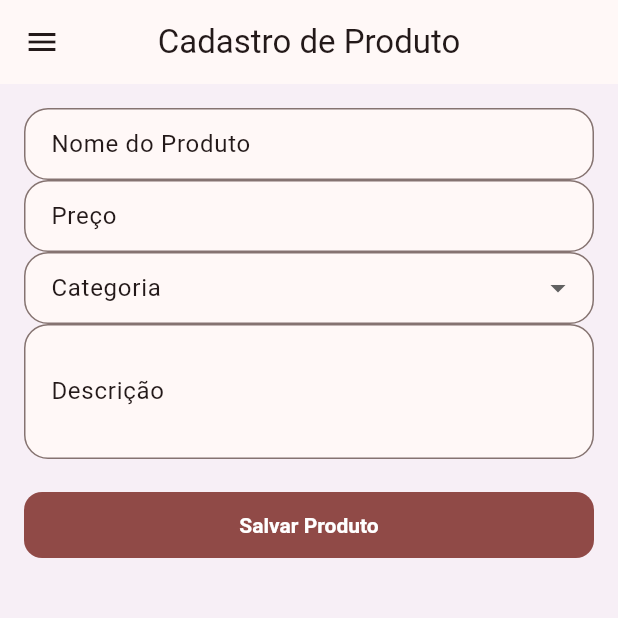
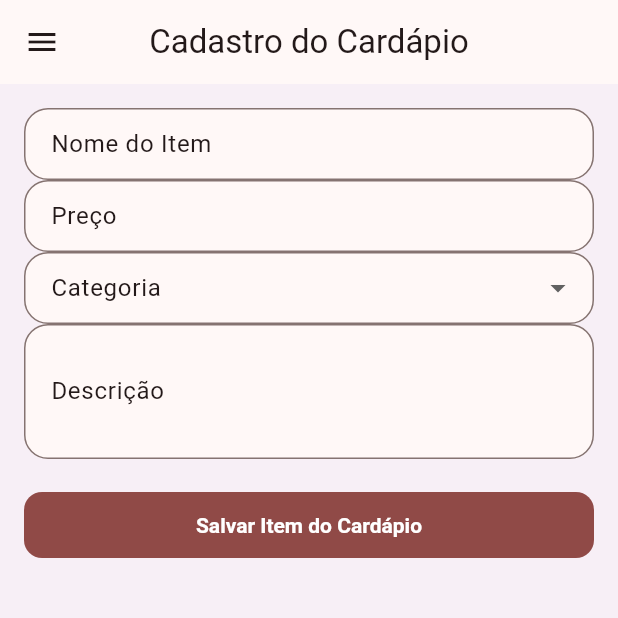
Before and after one commit to YasminFerreira0/MyFoodBusiness, a Flutter app: the screen it shows after launch, after a tap on the "food bank" icon, on a phone screen of 412 x 824 dp, the top half of it. Run offline on Flutter 3.47's test engine with Material 3 defaults, Android fonts, the phone set to English and light mode, and no system bars; our stand-ins replace flutter_svg, sqflite; accounts and stored records are empty.

Commit message:
[002] - aprimorando seleção de itens no cadastro de pedido - yasmin

```diff
--- a/lib/models/produto.dart
+++ b/lib/models/produto.dart
@@ -34,4 +34,11 @@ class Produto {
       descricao: map["descricao"]
     );
   }
+
+  Produto.empty()
+      : id = 0,
+        nome = '',
+        preco = 0.0,
+        categoria = CategoriaProduto.outro,
+        descricao = null;
 }
--- a/lib/views/drawer/app_drawer.dart
+++ b/lib/views/drawer/app_drawer.dart
@@ -34,21 +34,11 @@ class MeuDrawer extends Drawer {
           ),
           ListTile(
             leading: Icon(Icons.person_add),
-            title: Text('Cadastro de Cliente'),
+            title: Text('Cadastro de Funcionarios'),
             onTap: () {
               Navigator.push(
                 context,
                 MaterialPageRoute(builder: (context) => CadastroCliente()),
-              );
-            },
-          ),
-          ListTile(
-            leading: Icon(Icons.inventory),
-            title: Text('Cadastro de Produto'),
-            onTap: () {
-              Navigator.push(
-                context,
-                MaterialPageRoute(builder: (context) => CadastroProduto()),
               );
             },
           ),
@@ -70,8 +60,18 @@ class MeuDrawer extends Drawer {
             },
           ),
           ListTile(
+            leading: Icon(Icons.inventory),
+            title: Text('Cadastro do Cardápio'),
+            onTap: () {
+              Navigator.push(
+                context,
+                MaterialPageRoute(builder: (context) => CadastroProduto()),
+              );
+            },
+          ),
+          ListTile(
             leading: Icon(Icons.list),
-            title: Text('Listagem de Produtos'),
+            title: Text('Cardápio'),
             onTap: () {
               Navigator.push(context, MaterialPageRoute(builder: (context) => ProdutoListPage()));
             },
--- a/lib/views/pages/cadastro_cliente.dart
+++ b/lib/views/pages/cadastro_cliente.dart
@@ -42,7 +42,7 @@ class _CadastroClienteState extends State<CadastroCliente> {
   @override
   Widget build(BuildContext context) {
     return Scaffold(
-      appBar: AppBar(title: const Text('Cadastro de Cliente')),
+      appBar: AppBar(title: const Text('Cadastro de Funcionarios')),
       drawer: MeuDrawer(),
       body: Form(
         key: _formKey,
--- a/lib/views/pages/cadastro_produto.dart
+++ b/lib/views/pages/cadastro_produto.dart
@@ -36,7 +36,7 @@ class _CadastroProdutoState extends State<CadastroProduto> {
       await _produtoController.insert(produto);
 
       ScaffoldMessenger.of(context).showSnackBar(
-        const SnackBar(content: Text('Produto cadastrado com sucesso!')),
+        const SnackBar(content: Text('Item cadastrado com sucesso!')),
       );
 
       // Reseta o formulário (para limpar validações)
@@ -60,7 +60,7 @@ class _CadastroProdutoState extends State<CadastroProduto> {
   @override
   Widget build(BuildContext context) {
     return Scaffold(
-      appBar: AppBar(title: const Text('Cadastro de Produto')),
+      appBar: AppBar(title: const Text('Cadastro do Cardápio')),
       drawer: MeuDrawer(),
       body: Padding(
         padding: const EdgeInsets.all(16.0),
@@ -70,10 +70,10 @@ class _CadastroProdutoState extends State<CadastroProduto> {
             children: <Widget>[
               TextFormField(
                 controller: _nomeController,
-                decoration: const InputDecoration(labelText: 'Nome do Produto'),
+                decoration: const InputDecoration(labelText: 'Nome do Item'),
                 validator: (value) {
                   if (value == null || value.isEmpty) {
-                    return 'Por favor, insira o nome do produto';
+                    return 'Por favor, insira o nome do Item';
                   }
                   return null;
                 },
@@ -131,7 +131,7 @@ class _CadastroProdutoState extends State<CadastroProduto> {
                   _precoController.clear();
                   _descricaoController.clear();
                 },
-                child: const Text('Salvar Produto'),
+                child: const Text('Salvar Item do Cardápio'),
               ),
             ],
           ),
--- a/lib/views/pages/home_page.dart
+++ b/lib/views/pages/home_page.dart
@@ -91,7 +91,7 @@ class HomePage extends StatelessWidget {
                           padding: const EdgeInsets.all(20),
                         ),
                       ),
-                      Text('Cadastrar\n   Pratos',
+                      Text('Cadastrar\ndo Cardápio',
                         style: theme.textTheme.bodyMedium,
                       ),
                     ],
--- a/lib/views/pages/listagem_produtos.dart
+++ b/lib/views/pages/listagem_produtos.dart
@@ -38,7 +38,7 @@ class _ProdutoListPageState extends State<ProdutoListPage> {
     } catch (e) {
       if (!mounted) return;
       setState(() {
-        _errorMsg = 'Erro ao carregar produtos: $e';
+        _errorMsg = 'Erro ao carregar itens do cardápio: $e';
       });
     } finally {
       if (mounted) setState(() => _isLoading = false);
@@ -51,12 +51,12 @@ class _ProdutoListPageState extends State<ProdutoListPage> {
     if (ok) {
       ScaffoldMessenger.of(
         context,
-      ).showSnackBar(const SnackBar(content: Text('Produto excluído.')));
+      ).showSnackBar(const SnackBar(content: Text('Item do Cardápio excluído.')));
       _carregarProdutos();
     } else {
       ScaffoldMessenger.of(context).showSnackBar(
         const SnackBar(
-          content: Text('Erro ao excluir produto.'),
+          content: Text('Erro ao excluir item do cardápio.'),
           backgroundColor: Colors.red,
         ),
       );
@@ -67,7 +67,7 @@ class _ProdutoListPageState extends State<ProdutoListPage> {
     return showDialog<bool>(
       context: context,
       builder: (_) => AlertDialog(
-        title: const Text('Excluir Produto'),
+        title: const Text('Excluir Item do Cardápio'),
         content: Text('Tem certeza que deseja excluir "${p.nome}"?'),
         actions: [
           TextButton(
@@ -111,7 +111,7 @@ class _ProdutoListPageState extends State<ProdutoListPage> {
     }
 
     if (_produtos.isEmpty) {
-      return const Center(child: Text('Nenhum produto cadastrado.'));
+      return const Center(child: Text('Nenhum Item cadastrado.'));
     }
 
     return ListView.builder(
@@ -183,7 +183,7 @@ class _ProdutoListPageState extends State<ProdutoListPage> {
   Widget build(BuildContext context) {
     return Scaffold(
       appBar: AppBar(
-        title: const Text('Lista de Produtos'),
+        title: const Text('Itens do Cardápio'),
         backgroundColor: Colors.red,
         centerTitle: true,
       ),
```
Also changed, not shown: lib/views/pages/cadastro_pedido.dart (+99 -101 lines), lib/views/pages/selecionar_itens_pedido.dart (added, +168 -0 lines), pubspec.lock.
